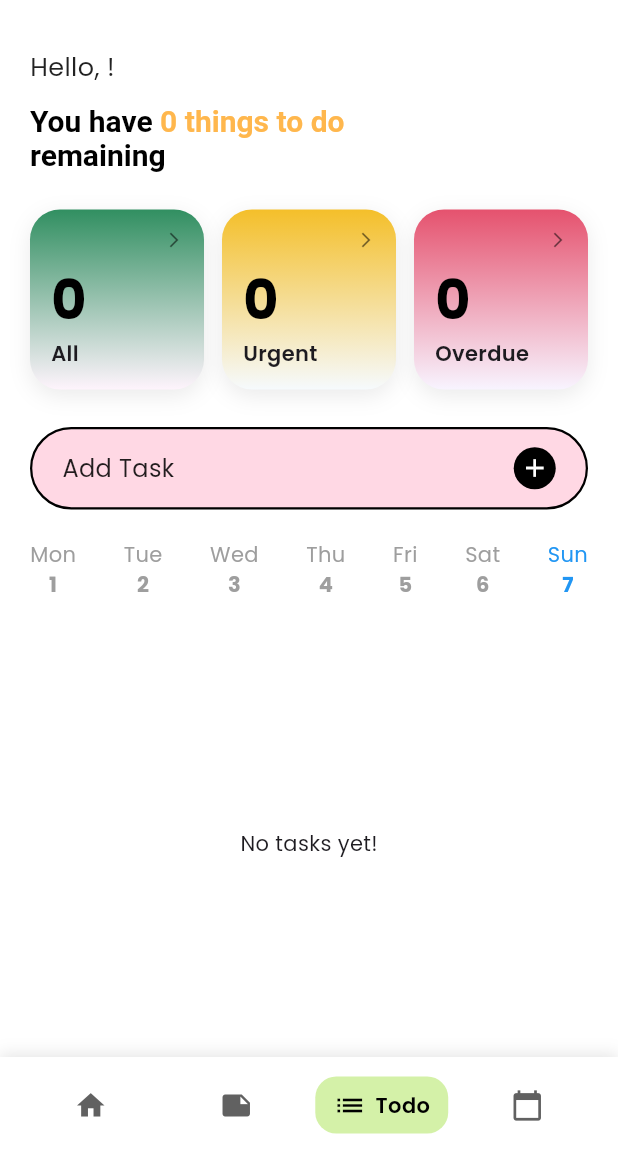
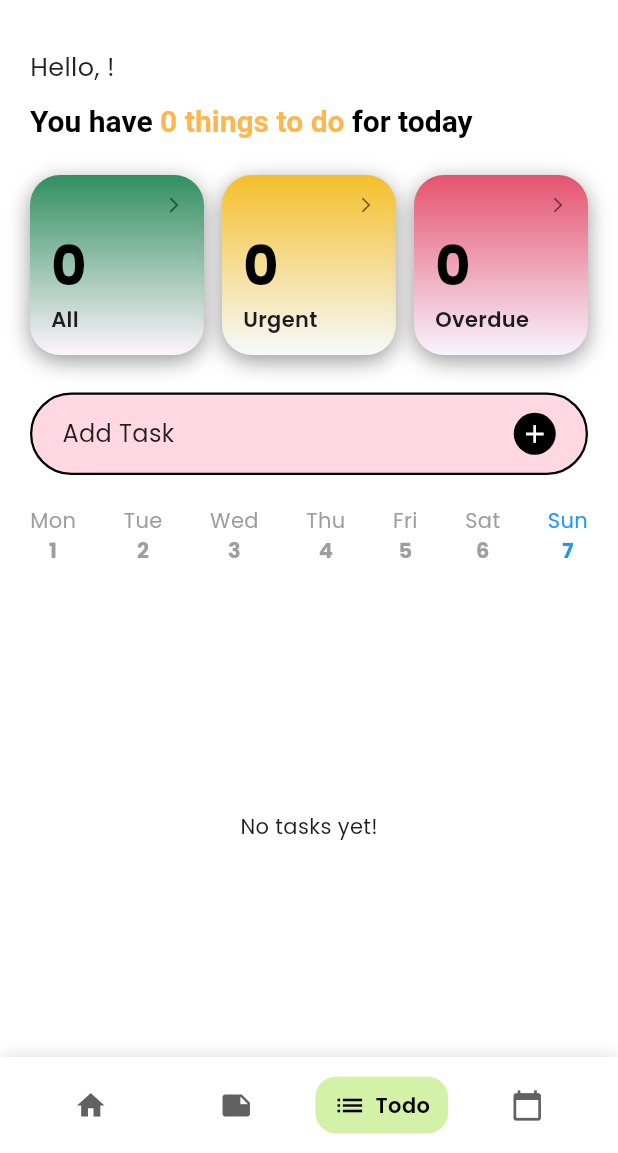
Before and after one commit to susanjong/MindlyApp_MobileDev, a Flutter app: the MainTodoScreen screen opened by its route, on a phone screen of 412 x 824 dp, the part 83-1236 px from its top. Run offline on Flutter 3.47's test engine with Material 3 defaults, Android fonts, the phone set to English and light mode, and no system bars; our stand-ins replace cloud_firestore, firebase_auth, firebase_core, flutter_local_notifications, flutter_slidable, flutter_svg and 3 more; missing offline and left inert: flutter_quill; accounts and stored records are empty; generated files the repository leaves out were written again.

Commit message:
<feat>: add description to todo model and refine UI. -caca

```diff
--- a/lib/features/to_do_list/presentation/pages/mainTodo.dart
+++ b/lib/features/to_do_list/presentation/pages/mainTodo.dart
@@ -1,17 +1,21 @@
 import 'package:cloud_firestore/cloud_firestore.dart';
 import 'package:flutter/material.dart';
 import 'package:intl/intl.dart';
-// Import Services & Models
+
+// ✅ Import Services & Models (Pastikan path sesuai)
 import '../../data/models/todo_model.dart';
 import '../../data/services/todo_services.dart';
+
 // Import Core & Config
 import '../../../../core/services/auth_service.dart';
 import '../../../../config/routes/routes.dart';
 import '../../../../core/widgets/navigation/custom_top_app_bar.dart';
 import '../../../../core/widgets/navigation/custom_navbar_widget.dart';
+
 // Import Widgets
 import '../widgets/task_item.dart';
 import '../widgets/add_task_bottom_sheet.dart';
+
 // Import Pages
 import 'all_category_screen.dart';
 import 'overdue_screen.dart';
@@ -29,7 +33,7 @@ class _MainTodoScreenState extends State<MainTodoScreen> {
   DateTime _selectedDate = DateTime.now();
   String _username = 'User';
 
-  // Panggil Service
+  // ✅ Panggil Service
   final TodoService _todoService = TodoService();
 
   @override
@@ -53,6 +57,7 @@ class _MainTodoScreenState extends State<MainTodoScreen> {
     return {
       'id': todo.id,
       'title': todo.title,
+      'description': todo.description,
       'time': DateFormat('h:mm a').format(todo.deadline),
       'date': DateFormat('dd MMM').format(todo.deadline),
       'deadline': todo.deadline,
@@ -73,7 +78,8 @@ class _MainTodoScreenState extends State<MainTodoScreen> {
       backgroundColor: Colors.white,
       appBar: CustomTopAppBar(
         onProfileTap: () => Navigator.pushNamed(context, AppRoutes.profile),
-        onNotificationTap: () {Navigator.pushNamed(context, AppRoutes.notification);
+        onNotificationTap: () {
+          Navigator.pushNamed(context, AppRoutes.notification);
         },
       ),
       // Gunakan StreamBuilder untuk Realtime Update
@@ -87,7 +93,7 @@ class _MainTodoScreenState extends State<MainTodoScreen> {
 
           final allTodos = snapshot.data ?? [];
 
-          // 2. Logic Hitung Statistik (Urgent, Overdue, All)
+          // ✅ 2. Logic Hitung Statistik (Urgent, Overdue, All)
           final now = DateTime.now();
           final incompleteTodos = allTodos.where((t) => !t.isCompleted).toList();
 
@@ -120,10 +126,10 @@ class _MainTodoScreenState extends State<MainTodoScreen> {
                         children: [
                           const TextSpan(text: 'You have '),
                           TextSpan(
-                            text: '$allCount things to do', // Data Realtime
+                            text: '$allCount things to do', // ✅ Data Realtime
                             style: const TextStyle(color: Color(0xFFFFB74D)),
                           ),
-                          const TextSpan(text: '\nremaining'),
+                          const TextSpan(text: ' for today'),
                         ],
                       ),
                     ),
@@ -179,7 +185,7 @@ class _MainTodoScreenState extends State<MainTodoScreen> {
                 ),
               ),
 
-              // Task List Realtime (Firebase)
+              // ✅ Task List Realtime (Firebase)
               Expanded(
                 child: displayList.isEmpty
                     ? const Center(child: Text("No tasks yet!"))
@@ -256,20 +262,18 @@ class _MainTodoScreenState extends State<MainTodoScreen> {
     );
   }
 
-  // Logic Simpan ke Firebase saat Add Task
+  // ✅ Logic Simpan ke Firebase saat Add Task
   void _showAddTaskDialog() {
     AddTaskBottomSheet.show(
       context,
       onSave: (taskData) async {
-        final now = DateTime.now();
-        // Default deadline: Hari ini jam 23:59 (atau sesuaikan dengan inputan user jika ada)
-        // Jika bottom sheet memberikan data tanggal, parse di sini.
-        DateTime deadline = DateTime(now.year, now.month, now.day, 23, 59);
+        DateTime deadline = taskData['deadline'] ?? DateTime.now();
 
-        // Panggil Service Firebase
+        String category = taskData['category'] ?? 'Uncategorized';
+
         await _todoService.addTodo(
-            taskData['name'],
-            'Uncategorized', // Default category
+            taskData['title'],
+            category,
             deadline
         );
 
@@ -294,7 +298,7 @@ class _MainTodoScreenState extends State<MainTodoScreen> {
         decoration: BoxDecoration(
           gradient: LinearGradient(begin: Alignment.topCenter, end: Alignment.bottomCenter, colors: [topColor, bottomColor]),
           borderRadius: BorderRadius.circular(20),
-          boxShadow: [BoxShadow(color: Colors.black.withValues(alpha: 0.08), blurRadius: 12, offset: const Offset(0, 4))],
+          boxShadow: [BoxShadow(color: Colors.black.withValues(alpha: 0.4), blurRadius: 12, offset: const Offset(0, 4))],
         ),
         child: Padding(
           padding: const EdgeInsets.all(14),
```
